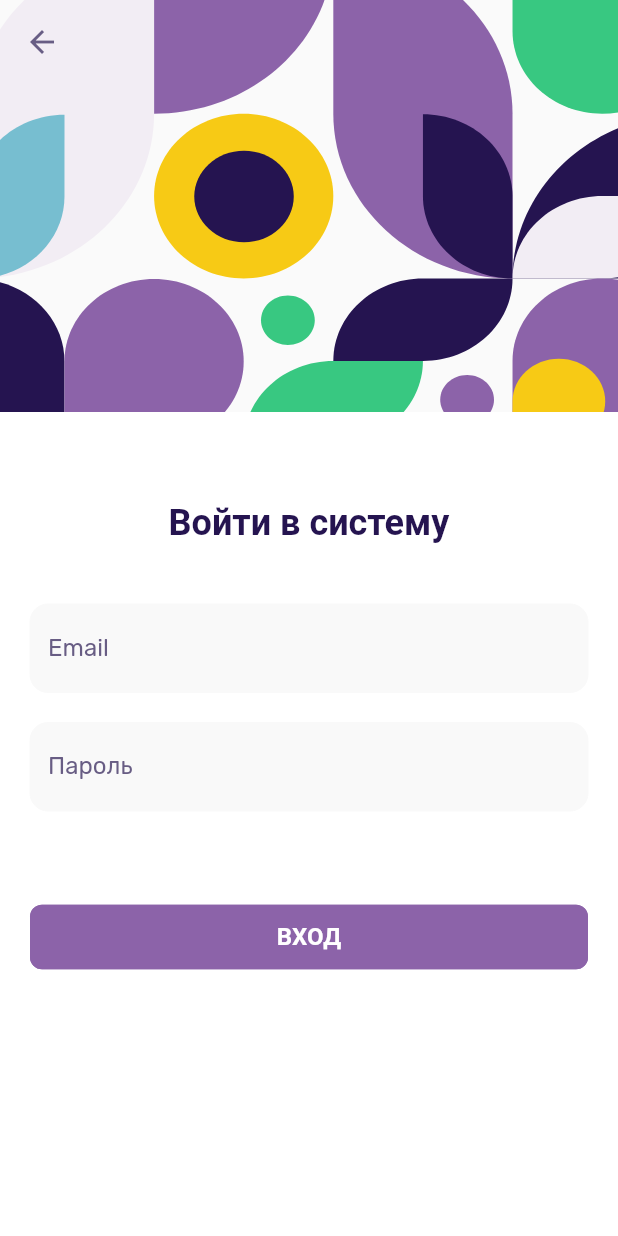
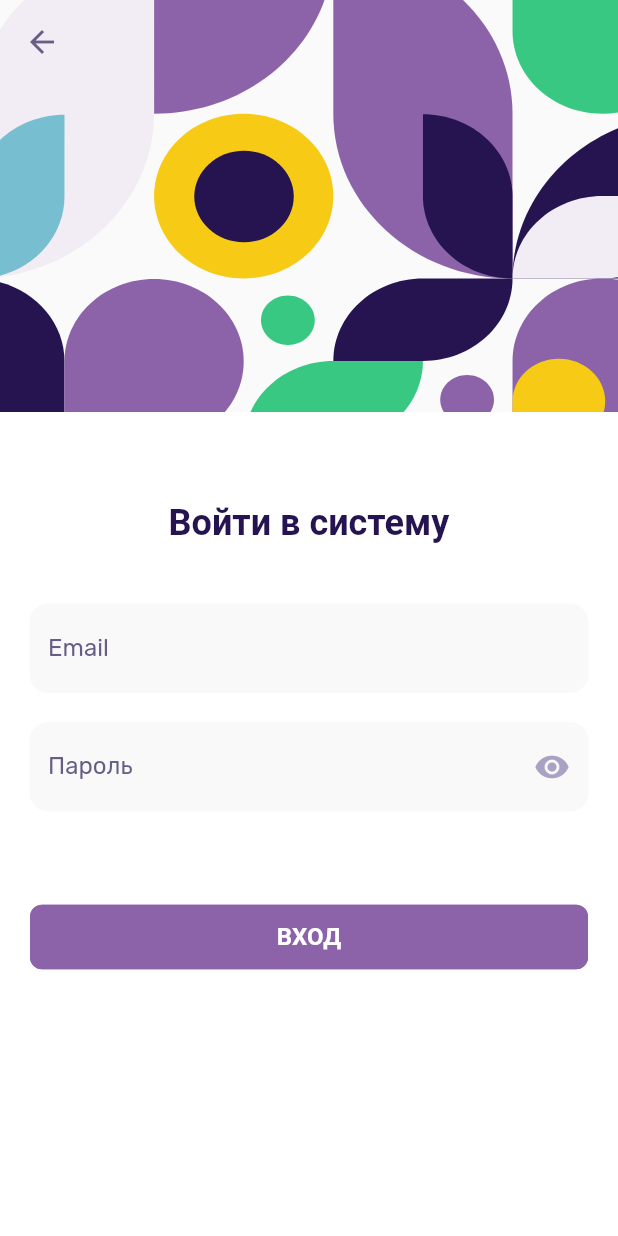
Before and after one commit to kerosin1337/flutter-test, a Flutter app: the screen it shows after launch, after a tap on "ВХОД", on a phone screen of 412 x 824 dp. Run offline on Flutter 3.47's test engine with Material 2 defaults, Android fonts, the phone set to English and light mode, and no system bars; our stand-ins replace flutter_svg, form_validator; Roboto replaces fonts that are missing (Rubik-Bold).

Commit message:
форма

```diff
--- a/lib/SignIn.dart
+++ b/lib/SignIn.dart
@@ -1,5 +1,8 @@
+import 'dart:convert';
+
 import 'package:flutter/material.dart';
 import 'package:flutter_svg/flutter_svg.dart';
+import 'package:form_validator/form_validator.dart';
 import 'package:new_platform_test/component/CustomInput.dart';
 
 class SignIn extends StatefulWidget {
@@ -10,12 +13,23 @@ class SignIn extends StatefulWidget {
 }
 
 class _SignInState extends State<SignIn> {
-  final FocusNode _focusNode = FocusNode();
+  static final GlobalKey<FormState> _formKey = GlobalKey();
+
 
   @override
   Widget build(BuildContext context) {
-    final double screenHeight = MediaQuery.of(context).size.height;
-    final double screenWidth = MediaQuery.of(context).size.width;
+    final double screenHeight = MediaQuery
+        .of(context)
+        .size
+        .height;
+    final double screenWidth = MediaQuery
+        .of(context)
+        .size
+        .width;
+
+
+    String email = "";
+    String password = "";
 
     return Scaffold(
       appBar: AppBar(
@@ -30,7 +44,10 @@ class _SignInState extends State<SignIn> {
           SvgPicture.asset(
             'static/img/Rhone.svg',
             semanticsLabel: 'Rhone',
-            width: MediaQuery.of(context).size.width,
+            width: MediaQuery
+                .of(context)
+                .size
+                .width,
           ),
           Column(
             children: [
@@ -47,9 +64,14 @@ class _SignInState extends State<SignIn> {
                         constraints: BoxConstraints(
                             minWidth: screenWidth,
                             maxHeight:
-                                MediaQuery.of(context).viewInsets.bottom == 0
+                            MediaQuery
+                                .of(context)
+                                .viewInsets
+                                .bottom == 0
                                 ? double.infinity
                                 : screenHeight * 0.8),
+                        child: Form(
+                          key: _formKey,
                           child: Column(
                             children: [
                               const Text(
@@ -64,19 +86,45 @@ class _SignInState extends State<SignIn> {
                                 margin: const EdgeInsets.only(top: 40),
                                 child: CustomInput(
                                   labelText: 'Email',
+                                  keyboardType: TextInputType.emailAddress,
+                                  onSaved: (String? value) {
+                                    email = value!;
+                                  },
+                                  validator: ValidationBuilder(localeName: 'ru')
+                                      .email()
+                                      .minLength(8)
+                                      .maxLength(100)
+                                      .required()
+                                      .build(),
                                 ),
                               ),
                               Container(
                                 margin: const EdgeInsets.only(top: 20),
                                 child: CustomInput(
                                     labelText: "Пароль",
+                                    keyboardType: TextInputType.text,
+                                    obscureText: true,
+                                    onSaved: (String? value) {
+                                      password = value!;
+                                    },
+                                    validator: ValidationBuilder(
+                                        localeName: 'ru')
+                                        .minLength(8)
+                                        .maxLength(100)
+                                        .required()
+                                        .build()
                                 ),
                               ),
                               Container(
                                 width: double.infinity,
-                              margin: EdgeInsets.only(top: 60),
+                                margin: const EdgeInsets.only(top: 60),
                                 child: OutlinedButton(
-                                  onPressed: () {},
+                                    onPressed: () {
+                                      if (_formKey.currentState!.validate()) {
+                                        print(email);
+                                        print(password);
+                                      }
+                                    },
                                     style: ButtonStyle(
                                         side: MaterialStateProperty.all(
                                             const BorderSide(
@@ -90,10 +138,10 @@ class _SignInState extends State<SignIn> {
                                               BorderRadius.circular(8),
                                             )),
                                         overlayColor: MaterialStateProperty.all(
-                                          Color(0xff9d81ba)),
+                                            const Color(0xff9d81ba)),
                                         backgroundColor:
                                         MaterialStateProperty.all(
-                                              Color(0xff8C63A9))),
+                                            const Color(0xff8C63A9))),
                                     child: Container(
                                         margin: const EdgeInsets.symmetric(
                                             vertical: 12),
@@ -105,8 +153,9 @@ class _SignInState extends State<SignIn> {
                                               fontSize: 16,
                                               fontWeight: FontWeight.w700),
                                         ))),
-                            )
+                              ),
                             ],
+                          ),
                         ),
                       ),
                     ),
--- a/lib/component/CustomInput.dart
+++ b/lib/component/CustomInput.dart
@@ -1,25 +1,46 @@
 import 'package:flutter/material.dart';
+import 'package:flutter/services.dart';
 
 class CustomInput extends StatefulWidget {
   final String labelText;
+  final TextInputType? keyboardType;
+  final bool obscureText;
+  final FormFieldSetter<String> onSaved;
+  final FormFieldValidator<String> validator;
 
-  const CustomInput({super.key, required this.labelText});
+  const CustomInput(
+      {super.key,
+      required this.labelText,
+      this.keyboardType,
+      this.obscureText = false,
+      required this.onSaved,
+      required this.validator});
 
   @override
   State<CustomInput> createState() => _CustomInputState();
 }
 
 class _CustomInputState extends State<CustomInput> {
-  final FocusNode _focusNode = FocusNode();
+  // final FocusNode _focusNode = FocusNode();
+  bool _secure = false;
+
+  @override
+  void initState() {
+    super.initState();
+    _secure = widget.obscureText;
+  }
 
   @override
   Widget build(BuildContext context) {
     return TextFormField(
-      focusNode: _focusNode,
-      obscureText: true,
+      // focusNode: _focusNode,
+      obscureText: _secure,
       onTap: () {
         Scrollable.ensureVisible(context);
       },
+      onSaved: widget.onSaved,
+      validator: widget.validator,
+      keyboardType: widget.keyboardType,
       decoration: InputDecoration(
         border: const OutlineInputBorder(
           borderRadius: BorderRadius.all(Radius.circular(12)),
@@ -35,9 +56,32 @@ class _CustomInputState extends State<CustomInput> {
         labelText: widget.labelText,
         fillColor: const Color(0xffF9F9F9),
         filled: true,
-          labelStyle: TextStyle(
-              color:
-                  _focusNode.hasFocus ? Color(0xff8C63A9) : Color(0xff685D84))),
+        labelStyle: MaterialStateTextStyle.resolveWith((states) {
+          if (states.contains(MaterialState.error)) {
+            return const TextStyle(color: Color(0xffF45D3E));
+          }
+          return const TextStyle(color: Color(0xff685D84));
+        }),
+        floatingLabelStyle: MaterialStateTextStyle.resolveWith((states) {
+          if (states.contains(MaterialState.error)) {
+            return const TextStyle(color: Color(0xffF45D3E));
+          }
+          return const TextStyle(color: Color(0xff8C63A9));
+        }),
+        suffixIcon: widget.obscureText
+            ? IconButton(
+                icon: Icon(_secure ? Icons.visibility : Icons.visibility_off,
+                    color: const Color(0xffABA1C5)),
+                onPressed: () {
+                  HapticFeedback.lightImpact();
+                  setState(() {
+                    _secure = !_secure;
+                  });
+                },
+              )
+            : null,
+        errorStyle: const TextStyle(color: Color(0xffF45D3E)),
+      ),
     );
   }
 }
--- a/lib/main.dart
+++ b/lib/main.dart
@@ -9,21 +9,20 @@ void main() {
 
 class MyApp extends StatelessWidget {
   const MyApp({super.key});
+
   // This widget is the root of your application.
   @override
   Widget build(BuildContext context) {
-
     return MaterialApp(
       title: 'New Platform',
       theme: ThemeData(
-        fontFamily: 'Rubik',
-        appBarTheme: const AppBarTheme(systemOverlayStyle: SystemUiOverlayStyle(
-          statusBarBrightness: Brightness.light,
-          statusBarIconBrightness: Brightness.light,
-        ))
-      ),
-      home: const MyHomePage(),
-
+          fontFamily: 'Rubik',
+          appBarTheme: AppBarTheme(
+              systemOverlayStyle: SystemUiOverlayStyle(
+            statusBarBrightness: Brightness.light,
+            statusBarIconBrightness: Brightness.light,
+          ))),
+      home: MyHomePage(),
     );
   }
 }
@@ -45,19 +44,6 @@ class MyHomePage extends StatefulWidget {
 }
 
 class _MyHomePageState extends State<MyHomePage> {
-  int _counter = 0;
-
-  void _incrementCounter() {
-    setState(() {
-      // This call to setState tells the Flutter framework that something has
-      // changed in this State, which causes it to rerun the build method below
-      // so that the display can reflect the updated values. If we changed
-      // _counter without calling setState(), then the build method would not be
-      // called again, and so nothing would appear to happen.
-      _counter++;
-    });
-  }
-
   @override
   Widget build(BuildContext context) {
     // This method is rerun every time setState is called, for instance as done
@@ -68,7 +54,7 @@ class _MyHomePageState extends State<MyHomePage> {
     // than having to individually change instances of widgets.
     return Scaffold(
         body: Container(
-      padding:  EdgeInsets.symmetric(horizontal: 20),
+      padding: EdgeInsets.symmetric(horizontal: 20),
       child: Column(
         children: [
           Expanded(
@@ -81,7 +67,7 @@ class _MyHomePageState extends State<MyHomePage> {
                   semanticsLabel: 'StartImg',
                   width: MediaQuery.of(context).size.width,
                 ),
-                 Text(
+                Text(
                   'НОВАЯ ПЛАТФОРМА',
                   style: TextStyle(
                       fontFamily: 'Rubik-Bold',
@@ -90,8 +76,8 @@ class _MyHomePageState extends State<MyHomePage> {
                       color: Color(0xff251450)),
                 ),
                 Container(
-                  margin:  EdgeInsets.only(top: 10),
-                  child:  Text(
+                  margin: EdgeInsets.only(top: 10),
+                  child: Text(
                     'Универсальная образовательная платформа',
                     style: TextStyle(
                       color: Color(0xff685D84),
@@ -108,7 +94,7 @@ class _MyHomePageState extends State<MyHomePage> {
           Expanded(
             flex: 2,
             child: Container(
-              margin:  EdgeInsets.only(top: 10),
+              margin: EdgeInsets.only(top: 10),
               child: Center(
                 child: SizedBox(
                   width: double.infinity,
@@ -121,7 +107,7 @@ class _MyHomePageState extends State<MyHomePage> {
                         );
                       },
                       style: ButtonStyle(
-                          side: MaterialStateProperty.all( BorderSide(
+                          side: MaterialStateProperty.all(BorderSide(
                               color: Color(0xff8C63A9),
                               width: 2,
                               style: BorderStyle.solid)),
@@ -130,11 +116,11 @@ class _MyHomePageState extends State<MyHomePage> {
                                   RoundedRectangleBorder(
                             borderRadius: BorderRadius.circular(8),
                           )),
-                          overlayColor: MaterialStateProperty.all(
-                               Color(0xffF2EDF4))),
+                          overlayColor:
+                              MaterialStateProperty.all(Color(0xffF2EDF4))),
                       child: Container(
-                          margin:  EdgeInsets.symmetric(vertical: 12),
-                          child:  Text(
+                          margin: EdgeInsets.symmetric(vertical: 12),
+                          child: const Text(
                             'ВХОД',
                             style: TextStyle(
                                 color: Color(0xff8C63A9),
--- a/pubspec.yaml
+++ b/pubspec.yaml
@@ -37,6 +37,7 @@ dependencies:
   # Use with the CupertinoIcons class for iOS style icons.
   cupertino_icons: ^1.0.2
   flutter_svg: ^1.1.6
+  form_validator: ^1.0.4
 
 dev_dependencies:
   flutter_test:
```
Also changed, not shown: pubspec.lock. Lines whose indentation alone changed are shown as unchanged.
